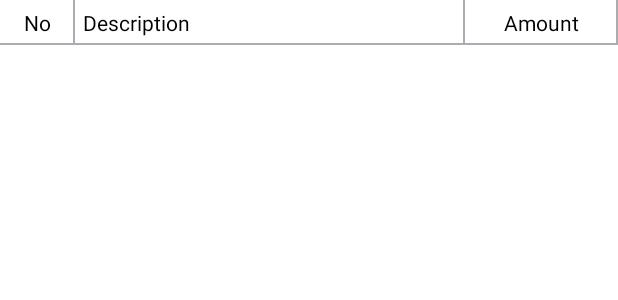
After one commit to Zetkazet/AndroidQrStorage, an Android app: the layout stock_list.xml on its own in the app's theme, with its tools: preview values and no code run, on a phone screen of 412 x 824 dp. The commit adds this screen. Shown: the top 300 px of the screen. Run offline under Robolectric (Android 15) with nearby library versions, the phone set to English and light mode, and no system bars.

Commit message:
Table Update
Still need fix

```diff
--- a/StockRecapApp/app/src/main/java/com/example/stockrecapapp/Util/Server.java
+++ b/StockRecapApp/app/src/main/java/com/example/stockrecapapp/Util/Server.java
@@ -2,4 +2,6 @@ package com.example.stockrecapapp.Util;
 
 public class Server {
     public static final String URL = "http://192.168.0.7/";
+
+
 }
--- /dev/null
+++ b/StockRecapApp/app/src/main/res/drawable/stock_view.xml
@@ -0,0 +1,13 @@
+<?xml version="1.0" encoding="utf-8"?>
+<layer-list xmlns:android = "http://schemas.android.com/apk/res/android">
+    <item
+        android:left = "-2dp"
+        android:top = "-2dp">
+        <shape android:shape = "rectangle" >
+            <stroke
+                android:width = "1dp"
+                android:color = "#ababb2" />
+            <solid android:color="@android:color/transparent"/>
+        </shape>
+    </item>
+</layer-list >
--- a/StockRecapApp/app/src/main/res/layout/activity_main.xml
+++ b/StockRecapApp/app/src/main/res/layout/activity_main.xml
@@ -42,6 +42,12 @@
             android:layout_height="wrap_content"
             android:layout_gravity="center"
             android:text="Stock out" />
+        <Button
+            android:id="@+id/btn_stock_view"
+            android:layout_width="125dp"
+            android:layout_height="wrap_content"
+            android:layout_gravity="center"
+            android:text="View Stock" />
 
         <Button
             android:id="@+id/btn_logout"
--- /dev/null
+++ b/StockRecapApp/app/src/main/res/layout/stock_list.xml
@@ -0,0 +1,43 @@
+<?xml version="1.0" encoding="utf-8"?>
+<LinearLayout xmlns:android="http://schemas.android.com/apk/res/android"
+    android:layout_width="match_parent"
+    android:layout_height="match_parent">
+
+    <TextView
+        android:id="@+id/txtNo"
+        android:layout_width="50dp"
+        android:layout_height="wrap_content"
+        android:background="@drawable/stock_view"
+        android:ellipsize="end"
+        android:gravity="center"
+        android:padding="5dp"
+        android:singleLine="true"
+        android:text="No"
+        android:textColor="#000" />
+
+    <TextView
+        android:id="@+id/txtDescription"
+        android:layout_width="200dp"
+        android:layout_height="wrap_content"
+        android:layout_weight="2"
+        android:background="@drawable/stock_view"
+        android:ellipsize="end"
+        android:gravity="left"
+        android:padding="5dp"
+        android:singleLine="true"
+        android:text="Description"
+        android:textColor="#000" />
+
+    <TextView
+        android:id="@+id/txtAmount"
+        android:layout_width="102dp"
+        android:layout_height="wrap_content"
+        android:background="@drawable/stock_view"
+        android:ellipsize="end"
+        android:gravity="center"
+        android:padding="5dp"
+        android:singleLine="true"
+        android:text="Amount"
+        android:textColor="#000" />
+
+</LinearLayout>
```
Also changed, not shown: StockRecapApp/app/src/main/java/com/example/stockrecapapp/MainActivity.java (+14 -0 lines), StockRecapApp/app/src/main/java/com/example/stockrecapapp/StockView.java (added, +151 -0 lines), StockRecapApp/app/src/main/java/com/example/stockrecapapp/Util/Configuration.java (added, +116 -0 lines), StockRecapApp/app/src/main/res/layout/activity_stock_view.xml (added, +62 -0 lines), 1 other file.
